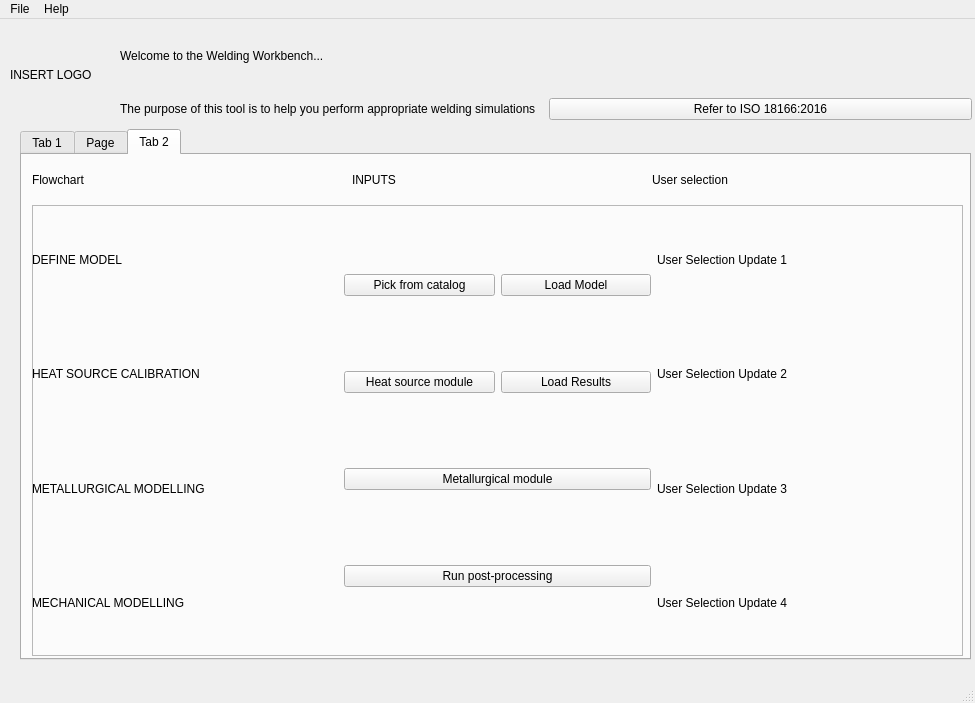
The window that GUI/mainWorkflow.ui (j446edf/welding_workbench_mirror) describes before a commit, drawn with Qt 5.
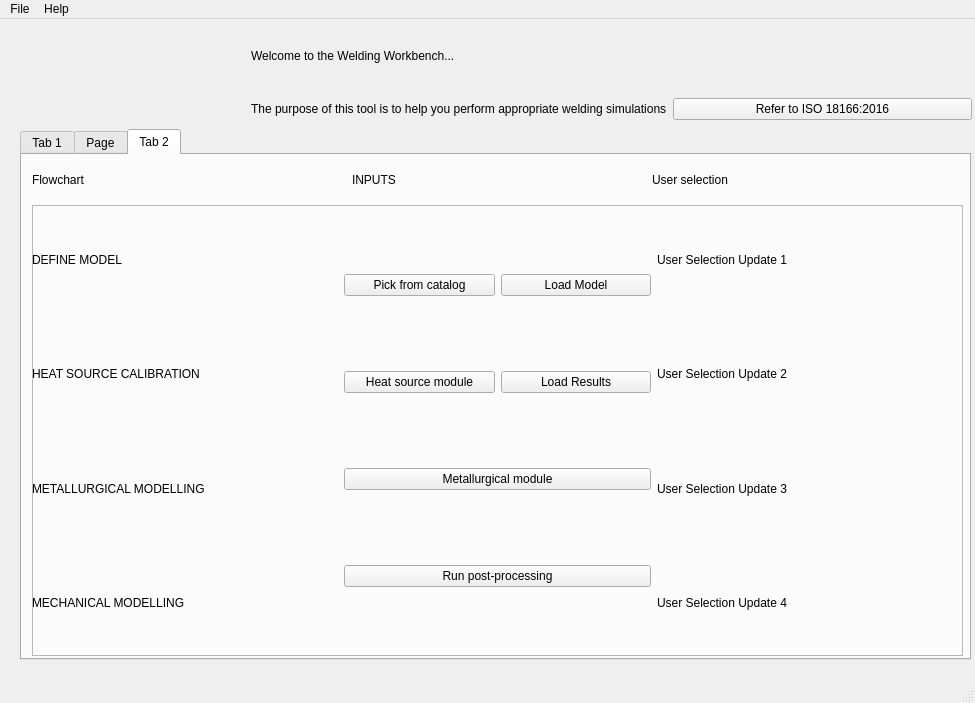
The same window after the commit. Icons and pictures are not drawn.

Commit message: [#12]: Added sindri logo, and fixed units

```diff
--- a/GUI/mainWorkflow.ui
+++ b/GUI/mainWorkflow.ui
@@ -554,9 +554,9 @@
    <widget class="QWidget" name="verticalLayoutWidget">
     <property name="geometry">
      <rect>
-      <x>120</x>
+      <x>251</x>
       <y>0</y>
-      <width>852</width>
+      <width>721</width>
       <height>101</height>
      </rect>
     </property>
@@ -593,12 +593,18 @@
      <rect>
       <x>10</x>
       <y>10</y>
-      <width>91</width>
+      <width>231</width>
       <height>91</height>
      </rect>
     </property>
     <property name="text">
-     <string>INSERT LOGO</string>
+     <string/>
+    </property>
+    <property name="pixmap">
+     <pixmap>sindri_logo.png</pixmap>
+    </property>
+    <property name="scaledContents">
+     <bool>true</bool>
     </property>
    </widget>
   </widget>
```
The commit also changes 4 other files.
